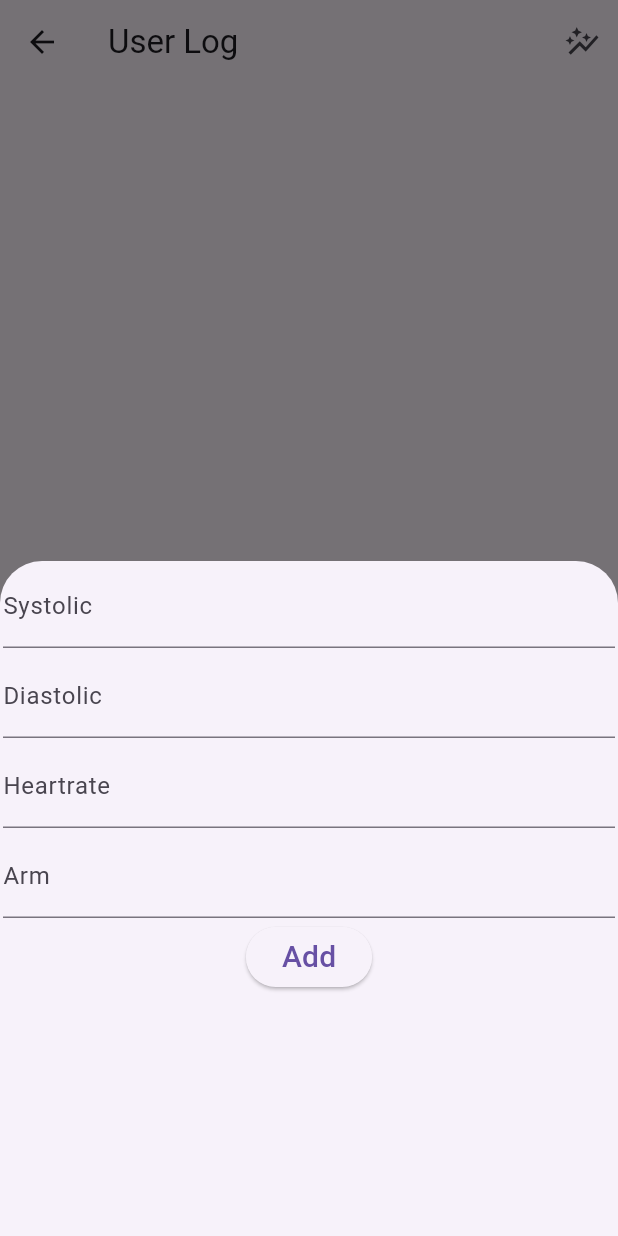
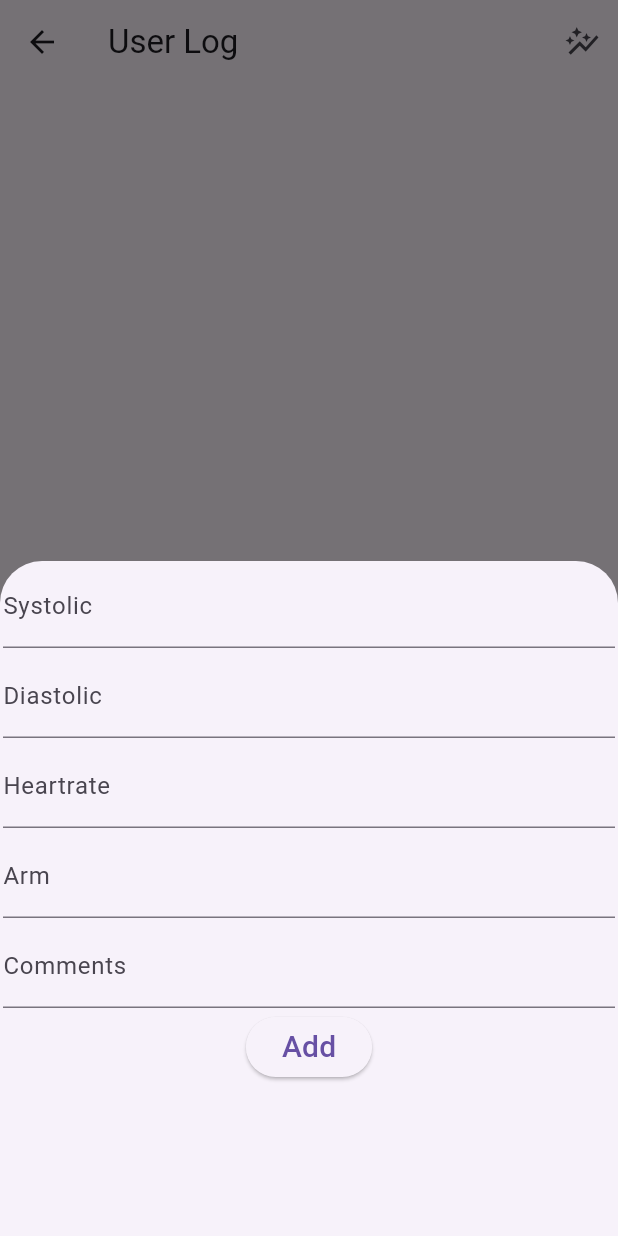
Before and after one commit to jucktion/healthlog, a Flutter app: the BPScreen screen opened directly with empty values, after a tap on the "add" icon, on a phone screen of 412 x 824 dp. Run offline on Flutter 3.47's test engine with Material 3 defaults, Android fonts, the phone set to English and light mode, and no system bars; our stand-ins replace fl_chart, permission_handler, sqflite; accounts and stored records are empty.

Commit message:
add comments to bp and better scroll refresh indicator

```diff
--- a/lib/model/bloodpressure.dart
+++ b/lib/model/bloodpressure.dart
@@ -63,7 +63,7 @@ class BP {
       'systolic': systolic,
       'diastolic': diastolic,
       'heartrate': heartrate,
-      'arm': arm,
+      'arm': arm
     };
   }
 
--- a/lib/view/bp/bp.dart
+++ b/lib/view/bp/bp.dart
@@ -22,6 +22,7 @@ class _BPScreenState extends State<BPScreen> {
   int _diastolic = 80;
   int _heartrate = 70;
   String arm = "";
+  String comment = "";
 
   @override
   void initState() {
@@ -163,6 +164,19 @@ class _BPScreenState extends State<BPScreen> {
                               },
                             ),
                           ),
+                          Padding(
+                            padding: const EdgeInsets.all(2.0),
+                            child: TextFormField(
+                              decoration: const InputDecoration(
+                                  hintText: 'Before Breakfast/After Dinner',
+                                  label: Text('Comments')),
+                              onChanged: (value) {
+                                setState(() {
+                                  comment = value;
+                                });
+                              },
+                            ),
+                          ),
                           ElevatedButton(
                             onPressed: () async {
                               if (_formKey.currentState!.validate()) {
@@ -175,10 +189,9 @@ class _BPScreenState extends State<BPScreen> {
                                             systolic: _systolic,
                                             diastolic: _diastolic,
                                             heartrate: _heartrate,
-                                          arm: arm,
-                                        ),
+                                            arm: arm),
                                         date: DateTime.now().toIso8601String(),
-                                        comments: 'new'))
+                                        comments: comment))
                                     .whenComplete(() => Navigator.pop(context));
                               } else {
                                 ScaffoldMessenger.of(context).showSnackBar(
@@ -204,9 +217,15 @@ class _BPScreenState extends State<BPScreen> {
         backgroundColor: Colors.deepOrange,
         child: const Icon(Icons.add),
       ),
-      body: !_retrived
+      body: RefreshIndicator(
+        onRefresh: _onRefresh,
+        child: SingleChildScrollView(
+          physics: const AlwaysScrollableScrollPhysics(),
+          child: !_retrived
               ? const Text('Content is not loaded yet')
-          : FutureBuilder<List<BloodPressure>>(
+              : SizedBox(
+                  height: MediaQuery.of(context).size.height,
+                  child: FutureBuilder<List<BloodPressure>>(
                     future: _bp,
                     builder: (BuildContext context,
                         AsyncSnapshot<List<BloodPressure>> snapshot) {
@@ -216,6 +235,14 @@ class _BPScreenState extends State<BPScreen> {
                         );
                       } else if (snapshot.hasError) {
                         return Text('Error: ${snapshot.error}');
+                      } else if (snapshot.data.toString() ==
+                          List.empty().toString()) {
+                        return const Center(
+                          child: Text(
+                            'Record a new data',
+                            style: TextStyle(fontSize: 20),
+                          ),
+                        );
                       } else {
                         final items = snapshot.data ?? <BloodPressure>[];
                         return Scrollbar(
@@ -229,12 +256,13 @@ class _BPScreenState extends State<BPScreen> {
                                   background: Container(
                                     color: Colors.red,
                                     alignment: Alignment.centerRight,
-                              padding:
-                                  const EdgeInsets.symmetric(horizontal: 10.0),
+                                    padding: const EdgeInsets.symmetric(
+                                        horizontal: 10.0),
                                     child: const Icon(Icons.delete_forever),
                                   ),
                                   key: ValueKey<int>(items[index].id),
-                            onDismissed: (DismissDirection direction) async {
+                                  onDismissed:
+                                      (DismissDirection direction) async {
                                     await handler.deleteBP(items[index].id);
                                     setState(() {
                                       items.remove(items[index]);
@@ -243,9 +271,10 @@ class _BPScreenState extends State<BPScreen> {
                                   child: Card(
                                       child: InkWell(
                                     onTap: () => {
-                                ScaffoldMessenger.of(context).showSnackBar(
-                                    SnackBar(
-                                        duration: const Duration(seconds: 1),
+                                      ScaffoldMessenger.of(context)
+                                          .showSnackBar(SnackBar(
+                                              duration:
+                                                  const Duration(seconds: 1),
                                               content: Text(
                                                   'Record id: ${items[index].id}')))
                                     },
@@ -255,8 +284,8 @@ class _BPScreenState extends State<BPScreen> {
                                       contentPadding: const EdgeInsets.all(8.0),
                                       title: Text(
                                           '${items[index].content.systolic} ${items[index].content.diastolic}'),
-                                subtitle:
-                                    Text(items[index].content.arm.toString()),
+                                      subtitle: Text(
+                                          items[index].content.arm.toString()),
                                     ),
                                   )),
                                 );
@@ -267,6 +296,9 @@ class _BPScreenState extends State<BPScreen> {
                       }
                     },
                   ),
+                ),
+        ),
+      ),
     );
   }
 }
```
Also changed, not shown: lib/view/bp/add_bp.dart (+19 -6 lines), lib/view/bp/bp_graph.dart (+24 -11 lines), lib/view/users/users.dart (+32 -12 lines), 1 other file. Lines whose indentation alone changed are shown as unchanged.
